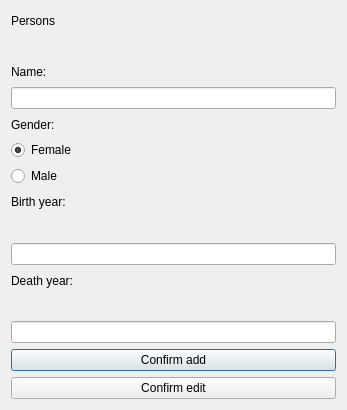
Above: personsdialog.ui from maggawaage/skil3 before the change. Below: the same form after it.
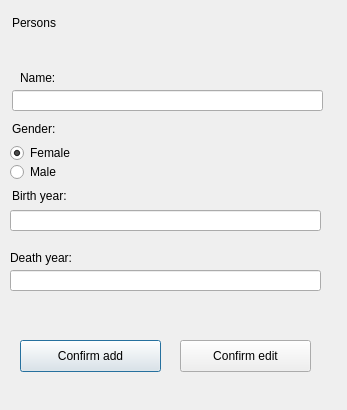
That is the form after the change.

Commit message: Fixing table windows

The edit to the form file:
```diff
--- a/personsdialog.ui
+++ b/personsdialog.ui
@@ -13,9 +13,15 @@
   <property name="windowTitle">
    <string>Dialog</string>
   </property>
-  <layout class="QVBoxLayout" name="verticalLayout">
-   <item>
     <widget class="QLabel" name="label">
+   <property name="geometry">
+    <rect>
+     <x>12</x>
+     <y>12</y>
+     <width>66</width>
+     <height>22</height>
+    </rect>
+   </property>
      <property name="styleSheet">
       <string notr="true">font: 13pt &quot;American Typewriter&quot;;
 font: 18pt &quot;.SF NS Text&quot;;</string>
@@ -24,33 +30,64 @@
       <string>Persons</string>
      </property>
     </widget>
-   </item>
-   <item>
     <widget class="QLabel" name="labelErrorPersonName">
+   <property name="geometry">
+    <rect>
+     <x>70</x>
+     <y>70</y>
+     <width>221</width>
+     <height>16</height>
+    </rect>
+   </property>
      <property name="text">
       <string/>
      </property>
     </widget>
-   </item>
-   <item>
     <widget class="QLabel" name="labelPName">
+   <property name="geometry">
+    <rect>
+     <x>20</x>
+     <y>70</y>
+     <width>40</width>
+     <height>16</height>
+    </rect>
+   </property>
      <property name="text">
       <string>Name:</string>
      </property>
     </widget>
-   </item>
-   <item>
-    <widget class="QLineEdit" name="inputPName"/>
-   </item>
-   <item>
+  <widget class="QLineEdit" name="inputPName">
+   <property name="geometry">
+    <rect>
+     <x>12</x>
+     <y>90</y>
+     <width>311</width>
+     <height>21</height>
+    </rect>
+   </property>
+  </widget>
     <widget class="QLabel" name="labelGender">
+   <property name="geometry">
+    <rect>
+     <x>12</x>
+     <y>121</y>
+     <width>49</width>
+     <height>16</height>
+    </rect>
+   </property>
      <property name="text">
       <string>Gender:</string>
      </property>
     </widget>
-   </item>
-   <item>
     <widget class="QRadioButton" name="radioButtonFemale">
+   <property name="geometry">
+    <rect>
+     <x>10</x>
+     <y>143</y>
+     <width>69</width>
+     <height>20</height>
+    </rect>
+   </property>
      <property name="text">
       <string>Female</string>
      </property>
@@ -58,9 +95,15 @@
       <bool>true</bool>
      </property>
     </widget>
-   </item>
-   <item>
     <widget class="QRadioButton" name="radioButtonMale">
+   <property name="geometry">
+    <rect>
+     <x>10</x>
+     <y>162</y>
+     <width>54</width>
+     <height>20</height>
+    </rect>
+   </property>
      <property name="text">
       <string>Male</string>
      </property>
@@ -68,50 +111,100 @@
       <bool>false</bool>
      </property>
     </widget>
-   </item>
-   <item>
     <widget class="QLabel" name="labelBirthYear">
+   <property name="geometry">
+    <rect>
+     <x>12</x>
+     <y>188</y>
+     <width>63</width>
+     <height>16</height>
+    </rect>
+   </property>
      <property name="text">
       <string>Birth year:</string>
      </property>
     </widget>
-   </item>
-   <item>
     <widget class="QLabel" name="labelErrorPersonBY">
+   <property name="geometry">
+    <rect>
+     <x>90</x>
+     <y>190</y>
+     <width>171</width>
+     <height>16</height>
+    </rect>
+   </property>
      <property name="text">
       <string/>
      </property>
     </widget>
-   </item>
-   <item>
-    <widget class="QLineEdit" name="inputPBirthYear"/>
-   </item>
-   <item>
+  <widget class="QLineEdit" name="inputPBirthYear">
+   <property name="geometry">
+    <rect>
+     <x>10</x>
+     <y>210</y>
+     <width>311</width>
+     <height>21</height>
+    </rect>
+   </property>
+  </widget>
     <widget class="QLabel" name="labelDeathYear">
+   <property name="geometry">
+    <rect>
+     <x>10</x>
+     <y>250</y>
+     <width>70</width>
+     <height>16</height>
+    </rect>
+   </property>
      <property name="text">
       <string>Death year:</string>
      </property>
     </widget>
-   </item>
-   <item>
     <widget class="QLabel" name="labelErrorPersonDY">
+   <property name="geometry">
+    <rect>
+     <x>90</x>
+     <y>250</y>
+     <width>231</width>
+     <height>16</height>
+    </rect>
+   </property>
      <property name="text">
       <string/>
      </property>
     </widget>
-   </item>
-   <item>
-    <widget class="QLineEdit" name="inputPDeathYear"/>
-   </item>
-   <item>
+  <widget class="QLineEdit" name="inputPDeathYear">
+   <property name="geometry">
+    <rect>
+     <x>10</x>
+     <y>270</y>
+     <width>311</width>
+     <height>21</height>
+    </rect>
+   </property>
+  </widget>
     <widget class="QPushButton" name="pushButtonAddPerson">
+   <property name="geometry">
+    <rect>
+     <x>20</x>
+     <y>340</y>
+     <width>141</width>
+     <height>32</height>
+    </rect>
+   </property>
      <property name="text">
       <string>Confirm add</string>
      </property>
     </widget>
-   </item>
-   <item>
     <widget class="QPushButton" name="pushButtonEditPerson">
+   <property name="geometry">
+    <rect>
+     <x>180</x>
+     <y>340</y>
+     <width>131</width>
+     <height>32</height>
+    </rect>
+   </property>
      <property name="text">
       <string>Confirm edit</string>
      </property>
@@ -122,8 +215,6 @@
       <bool>false</bool>
      </property>
     </widget>
-   </item>
-  </layout>
  </widget>
  <resources/>
  <connections/>
```
Lines whose indentation alone changed are shown as unchanged. The commit also changes 2 other files.
